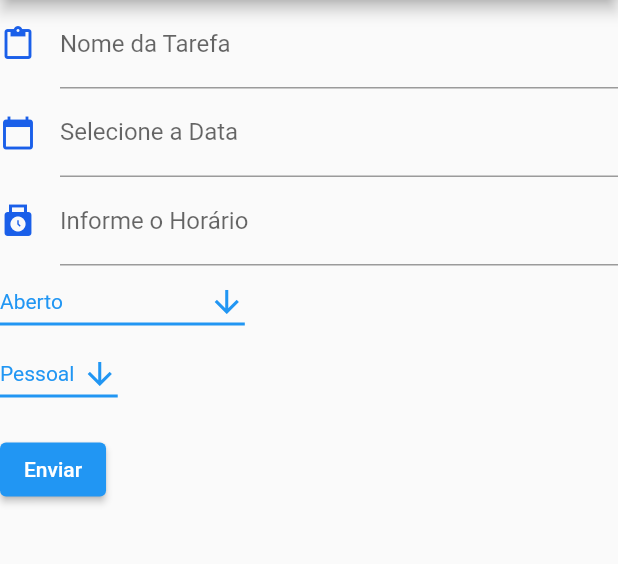
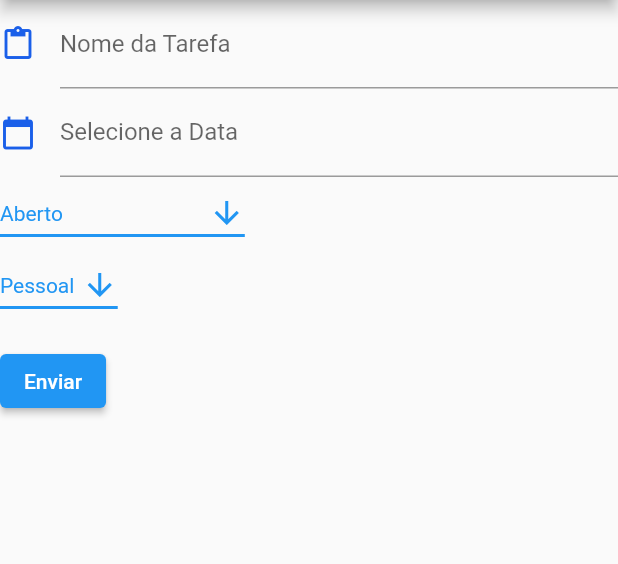
Before and after one commit to lucasvt/tarefas, a Flutter app: the screen it shows after launch, after a tap on "Adicionar Nova tarefa", on a phone screen of 412 x 824 dp, the part 84-648 px from its top. Run offline on Flutter 3.47's test engine with Material 2 defaults, Android fonts, the phone set to English and light mode, and no system bars.

Commit message:
Retirado TextFormField não utilizado

```diff
--- a/lib/adcionar_tarefas.dart
+++ b/lib/adcionar_tarefas.dart
@@ -60,14 +60,6 @@ class MyCustomFormState extends State<MyCustomForm> {
               hintText: 'Informe a data da Data',
               labelText: 'Selecione a Data',
               icon: const Icon(Icons.calendar_today,
-                  color: Color.fromARGB(255, 26, 95, 233)),
-            ),
-          ),
-          TextFormField(
-            decoration: const InputDecoration(
-              hintText: 'Informe o horário da tarefa',
-              labelText: 'Informe o Horário',
-              icon: const Icon(Icons.punch_clock,
                   color: Color.fromARGB(255, 26, 95, 233)),
             ),
           ),
```
